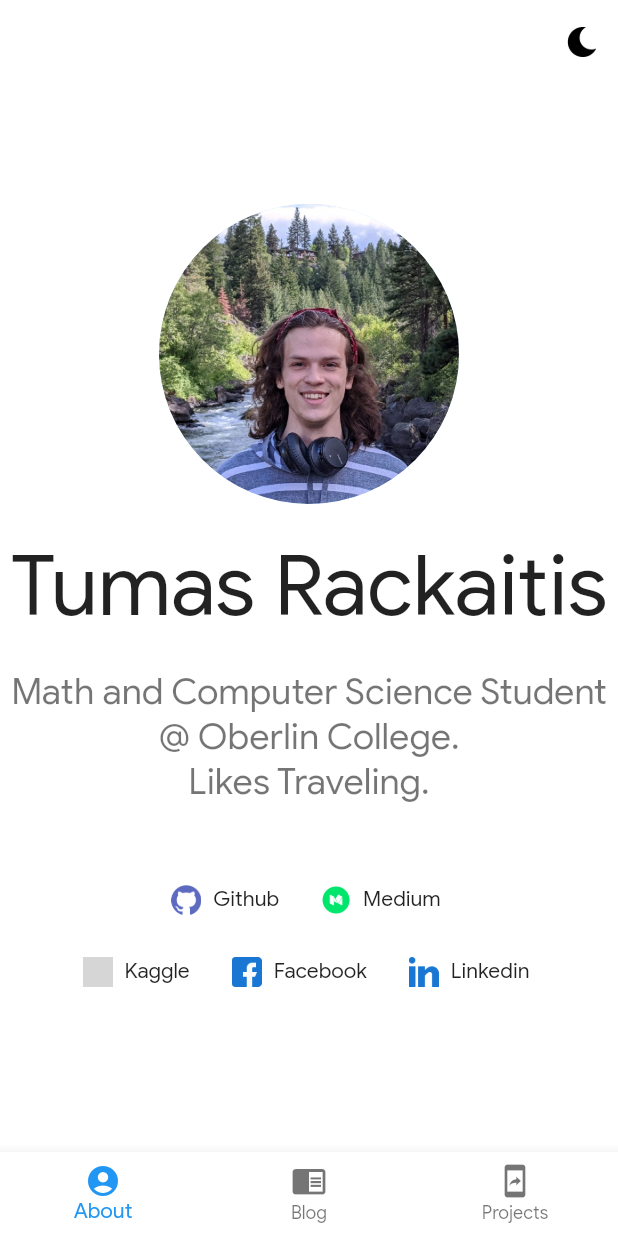
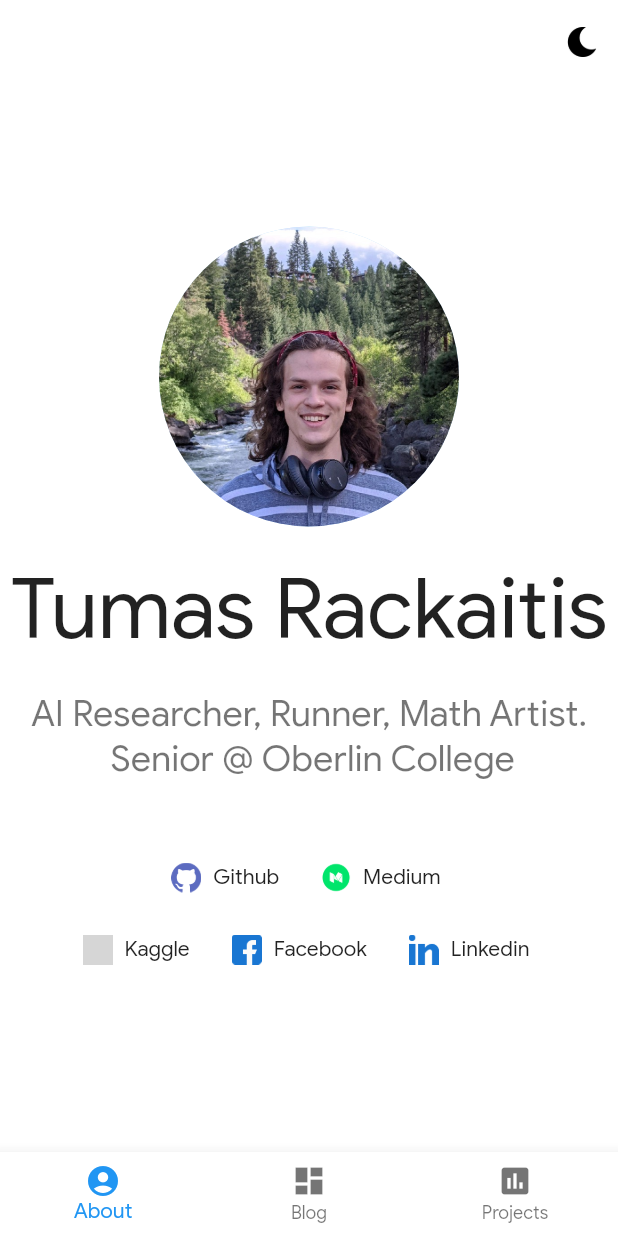
Before and after one commit to RoboTums/personal_website, a Flutter app: the screen it shows after launch, on a phone screen of 412 x 824 dp. Run offline on Flutter 3.47's test engine with Material 2 defaults, Android fonts, the phone set to English and light mode, and no system bars; missing offline and left inert: dart:html; grey boxes are pictures that could not be loaded.

Commit message:
added first build. fixed kaggle icon

```diff
--- a/tumas_rackaitis/lib/config/assets.dart
+++ b/tumas_rackaitis/lib/config/assets.dart
@@ -6,7 +6,7 @@ class Assets{
   static const linkedin = 'assets/linkedin.png';
   static const medium = 'assets/medium.png';
   static const medium_light = 'assets/medium_light.png';
-  static const kaggle = 'kaggle.png';
+  static const kaggle = 'assets/kaggle.png';
   static const car_accident = "assets/car_accident.jpg";
   static const fantasy_football = 'assets/footbal2.jpg';
   static const sports_prediction = 'assets/fantasyfootballai.jpg';
--- a/tumas_rackaitis/lib/pages/home_page.dart
+++ b/tumas_rackaitis/lib/pages/home_page.dart
@@ -40,11 +40,11 @@ class _HomePageState extends State<HomePage> {
               title: Text('About'),
             ),
             BottomNavigationBarItem(
-              icon: Icon(Icons.chrome_reader_mode),
+              icon: Icon(Icons.dashboard),
               title: Text('Blog'),
             ),
             BottomNavigationBarItem(
-              icon: Icon(Icons.mobile_screen_share),
+              icon: Icon(Icons.assessment),
               title: Text('Projects'),
             )
           ],
--- a/tumas_rackaitis/lib/tabs/about_tab.dart
+++ b/tumas_rackaitis/lib/tabs/about_tab.dart
@@ -30,7 +30,7 @@ class AboutTab extends StatelessWidget {
                 height: 20,
               ),
               Text(
-                'Math and Computer Science Student @ Oberlin College. \nLikes Traveling.',
+                'AI Researcher, Runner, Math Artist. \n Senior @ Oberlin College',
                 style: Theme.of(context).textTheme.caption,
                 textScaleFactor: 2,
                 textAlign: TextAlign.center,
```
